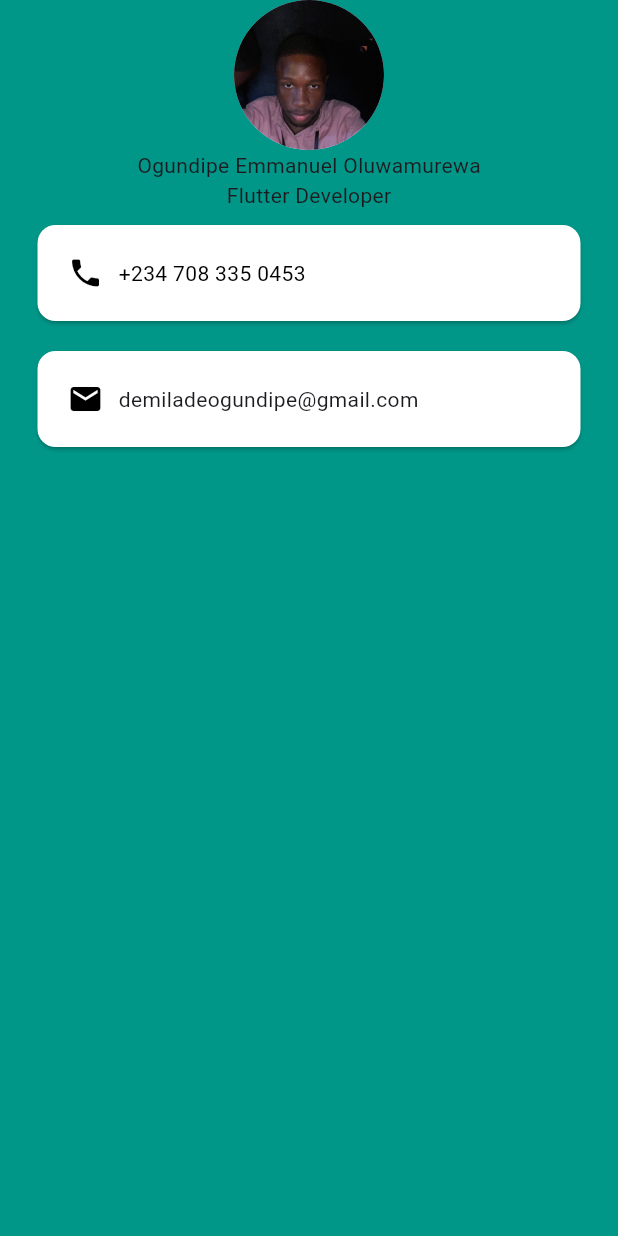
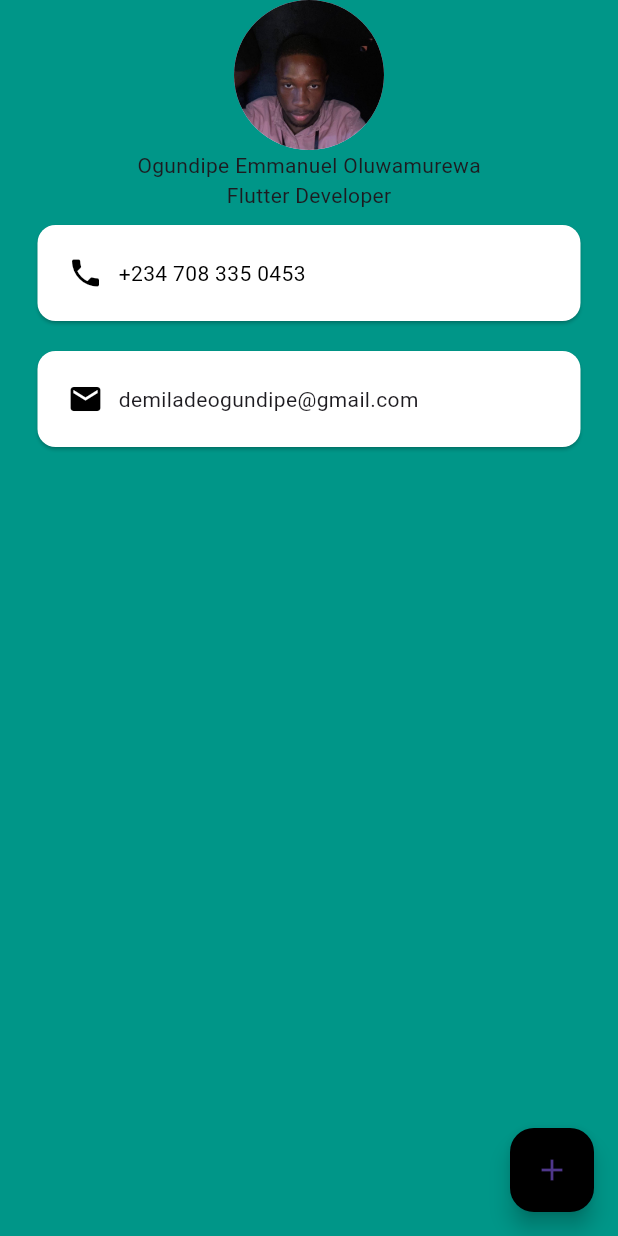
Before and after one commit to oluwasniper/Business_card, a Flutter app: the screen it shows after launch, on a phone screen of 412 x 824 dp. Run offline on Flutter 3.47's test engine with Material 3 defaults, Android fonts, the phone set to English and light mode, and no system bars.

Commit message:
floating action button added

```diff
--- a/lib/main.dart
+++ b/lib/main.dart
@@ -91,7 +91,11 @@ class MyApp extends StatelessWidget {
               )
             ],
           )),
-      ),
+          floatingActionButton: FloatingActionButton(
+            onPressed: () {},
+            child: Icon(Icons.add),
+            backgroundColor: Colors.black,
+          )),
     );
   }
 }
```
Lines whose indentation alone changed are shown as unchanged.
